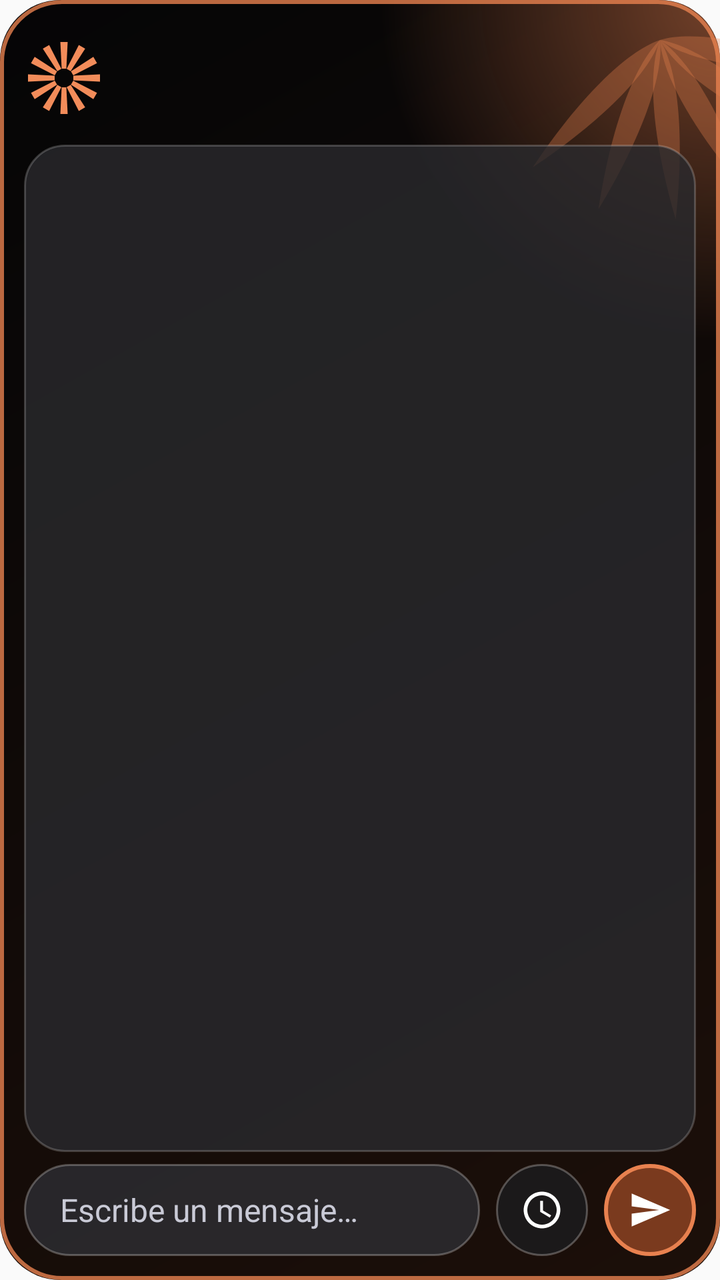
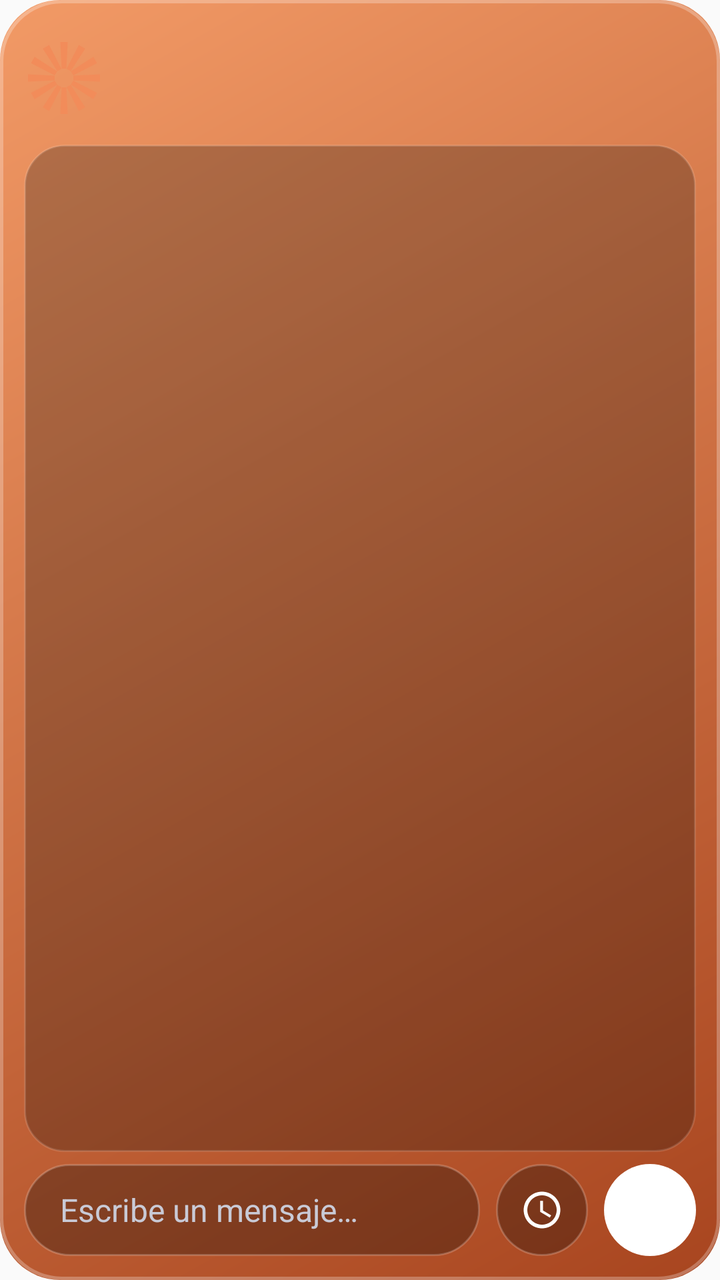

Screens rendered from an Android XML layout before and after an edit, with the pre-edit source and the edit as a unified diff.
<!-- AndroidManifest.xml: application theme AppTheme -->
<!-- res/layout/widget_claude.xml -->
<?xml version="1.0" encoding="utf-8"?>
<FrameLayout xmlns:android="http://schemas.android.com/apk/res/android"
    android:id="@+id/w_root"
    android:layout_width="match_parent"
    android:layout_height="match_parent"
    android:background="@drawable/claude_bg">

    <ImageView
        android:layout_width="130dp"
        android:layout_height="110dp"
        android:layout_gravity="top|end"
        android:scaleType="fitXY"
        android:src="@drawable/claude_flower" />

    <LinearLayout
        android:layout_width="match_parent"
        android:layout_height="match_parent"
        android:orientation="vertical"
        android:padding="12dp">

        <LinearLayout
            android:layout_width="match_parent"
            android:layout_height="wrap_content"
            android:gravity="center_vertical"
            android:orientation="horizontal">

            <ImageView
                android:id="@+id/w_icon"
                android:layout_width="40dp"
                android:layout_height="40dp"
                android:scaleType="fitCenter"
                android:src="@drawable/ic_claude_star" />

            <LinearLayout
                android:layout_width="0dp"
                android:layout_height="wrap_content"
                android:layout_marginStart="12dp"
                android:layout_weight="1"
                android:orientation="vertical">

                <TextView
                    android:id="@+id/w_title"
                    android:layout_width="match_parent"
                    android:layout_height="wrap_content"
                    android:ellipsize="end"
                    android:fontFamily="serif"
                    android:maxLines="1"
                    android:textColor="#FFFFFFFF"
                    android:textSize="26sp"
                    android:textStyle="bold" />

                <TextView
                    android:id="@+id/w_sub"
                    android:layout_width="match_parent"
                    android:layout_height="wrap_content"
                    android:ellipsize="end"
                    android:maxLines="1"
                    android:textColor="#FFA9A9B3"
                    android:textSize="14sp" />
            </LinearLayout>
        </LinearLayout>

        <TextView
            android:id="@+id/w_box"
            android:layout_width="match_parent"
            android:layout_height="0dp"
            android:layout_marginTop="6dp"
            android:layout_marginBottom="6dp"
            android:layout_weight="1"
            android:background="@drawable/claude_box"
            android:ellipsize="end"
            android:gravity="center_vertical"
            android:maxLines="3"
            android:padding="12dp"
            android:textColor="#FFFFFFFF"
            android:textSize="15sp" />

        <LinearLayout
            android:layout_width="match_parent"
            android:layout_height="46dp"
            android:orientation="horizontal">

            <TextView
                android:id="@+id/w_bar"
                android:layout_width="0dp"
                android:layout_height="match_parent"
                android:layout_weight="1"
                android:background="@drawable/claude_bar"
                android:gravity="center_vertical"
                android:paddingStart="18dp"
                android:paddingEnd="18dp"
                android:text="Escribe un mensaje…"
                android:textColor="#FFC9CAD6"
                android:textSize="16sp" />

            <ImageButton
                android:id="@+id/w_clock"
                android:layout_width="46dp"
                android:layout_height="46dp"
                android:layout_marginStart="8dp"
                android:background="@drawable/claude_btn_clock"
                android:contentDescription="Programar"
                android:padding="12dp"
                android:scaleType="fitCenter"
                android:src="@drawable/ic_clock" />

            <ImageButton
                android:id="@+id/w_send"
                android:layout_width="46dp"
                android:layout_height="46dp"
                android:layout_marginStart="8dp"
                android:background="@drawable/claude_btn_send"
                android:contentDescription="Enviar"
                android:padding="12dp"
                android:scaleType="fitCenter"
                android:src="@drawable/ic_send" />
        </LinearLayout>
    </LinearLayout>
</FrameLayout>
<!-- resources referenced by this layout -->
<resources>
  <!-- drawable claude_bar (drawable) -->
  <?xml version="1.0" encoding="utf-8"?>
  <shape xmlns:android="http://schemas.android.com/apk/res/android" android:shape="rectangle">
      <solid android:color="#CC2E2E33" />
      <stroke android:width="1dp" android:color="#44FFFFFF" />
      <corners android:radius="28dp" />
  </shape>
  <!-- drawable claude_bg (drawable) -->
  <?xml version="1.0" encoding="utf-8"?>
  <layer-list xmlns:android="http://schemas.android.com/apk/res/android">
      <item>
          <shape android:shape="rectangle">
              <gradient
                  android:angle="315"
                  android:endColor="#FF1C0F09"
                  android:startColor="#FF050506" />
              <corners android:radius="30dp" />
          </shape>
      </item>
      <item>
          <shape android:shape="rectangle">
              <gradient
                  android:centerX="1"
                  android:centerY="0"
                  android:endColor="#00E8814F"
                  android:gradientRadius="170dp"
                  android:startColor="#77E8814F"
                  android:type="radial" />
              <corners android:radius="30dp" />
          </shape>
      </item>
      <item>
          <shape android:shape="rectangle">
              <stroke
                  android:width="2dp"
                  android:color="#CCE8814F" />
              <corners android:radius="30dp" />
          </shape>
      </item>
  </layer-list>
  <!-- drawable claude_box (drawable) -->
  <?xml version="1.0" encoding="utf-8"?>
  <shape xmlns:android="http://schemas.android.com/apk/res/android" android:shape="rectangle">
      <solid android:color="#CC2A2A2E" />
      <stroke android:width="1dp" android:color="#33FFFFFF" />
      <corners android:radius="20dp" />
  </shape>
  <!-- drawable claude_btn_clock (drawable) -->
  <?xml version="1.0" encoding="utf-8"?>
  <shape xmlns:android="http://schemas.android.com/apk/res/android" android:shape="oval">
      <solid android:color="#CC1C1C1F" />
      <stroke android:width="1dp" android:color="#44FFFFFF" />
  </shape>
  <!-- drawable claude_btn_send (drawable) -->
  <?xml version="1.0" encoding="utf-8"?>
  <shape xmlns:android="http://schemas.android.com/apk/res/android" android:shape="oval">
      <solid android:color="#FF7A3A1E" />
      <stroke android:width="2dp" android:color="#FFE8814F" />
  </shape>
  <!-- drawable claude_flower (drawable) -->
  <?xml version="1.0" encoding="utf-8"?>
  <vector xmlns:android="http://schemas.android.com/apk/res/android"
      android:width="130dp"
      android:height="110dp"
      android:viewportWidth="130"
      android:viewportHeight="110">
      <group android:pivotX="100" android:pivotY="20" android:rotation="100">
          <path android:fillColor="#55E8814F" android:pathData="M100,20 C92,4 92,-30 100,-70 C108,-30 108,4 100,20 Z" />
      </group>
      <group android:pivotX="100" android:pivotY="20" android:rotation="125">
          <path android:fillColor="#55E8814F" android:pathData="M100,20 C92,4 92,-30 100,-70 C108,-30 108,4 100,20 Z" />
      </group>
      <group android:pivotX="100" android:pivotY="20" android:rotation="150">
          <path android:fillColor="#55E8814F" android:pathData="M100,20 C92,4 92,-30 100,-70 C108,-30 108,4 100,20 Z" />
      </group>
      <group android:pivotX="100" android:pivotY="20" android:rotation="175">
          <path android:fillColor="#55E8814F" android:pathData="M100,20 C92,4 92,-30 100,-70 C108,-30 108,4 100,20 Z" />
      </group>
      <group android:pivotX="100" android:pivotY="20" android:rotation="200">
          <path android:fillColor="#55E8814F" android:pathData="M100,20 C92,4 92,-30 100,-70 C108,-30 108,4 100,20 Z" />
      </group>
      <group android:pivotX="100" android:pivotY="20" android:rotation="225">
          <path android:fillColor="#55E8814F" android:pathData="M100,20 C92,4 92,-30 100,-70 C108,-30 108,4 100,20 Z" />
      </group>
  </vector>
  <style name="AppTheme" parent="@android:style/Theme.Material.Light.NoActionBar" />
  <!-- unchanged entries left out for length: 3 -->
</resources>

<!-- the commit's change to res/layout/widget_claude.xml (unified diff, before → after) -->
@@ -4,13 +4,6 @@
     android:layout_width="match_parent"
     android:layout_height="match_parent"
     android:background="@drawable/claude_bg">
-
-    <ImageView
-        android:layout_width="130dp"
-        android:layout_height="110dp"
-        android:layout_gravity="top|end"
-        android:scaleType="fitXY"
-        android:src="@drawable/claude_flower" />
 
     <LinearLayout
         android:layout_width="match_parent"
<!-- resource entries referenced after the edit -->
@@ -3,8 +3,8 @@
   <!-- drawable claude_bar (drawable) -->
   <?xml version="1.0" encoding="utf-8"?>
   <shape xmlns:android="http://schemas.android.com/apk/res/android" android:shape="rectangle">
-      <solid android:color="#CC2E2E33" />
-      <stroke android:width="1dp" android:color="#44FFFFFF" />
+      <solid android:color="#4D000000" />
+      <stroke android:width="1dp" android:color="#33FFFFFF" />
       <corners android:radius="28dp" />
   </shape>
   <!-- drawable claude_bg (drawable) -->
@@ -12,30 +12,13 @@
   <layer-list xmlns:android="http://schemas.android.com/apk/res/android">
       <item>
           <shape android:shape="rectangle">
-              <gradient
-                  android:angle="315"
-                  android:endColor="#FF1C0F09"
-                  android:startColor="#FF050506" />
+              <gradient android:angle="315" android:endColor="#FFA8451F" android:startColor="#FFF29A66" />
               <corners android:radius="30dp" />
           </shape>
       </item>
       <item>
           <shape android:shape="rectangle">
-              <gradient
-                  android:centerX="1"
-                  android:centerY="0"
-                  android:endColor="#00E8814F"
-                  android:gradientRadius="170dp"
-                  android:startColor="#77E8814F"
-                  android:type="radial" />
-              <corners android:radius="30dp" />
-          </shape>
-      </item>
-      <item>
-          <shape android:shape="rectangle">
-              <stroke
-                  android:width="2dp"
-                  android:color="#CCE8814F" />
+              <stroke android:width="1.5dp" android:color="#44FFFFFF" />
               <corners android:radius="30dp" />
           </shape>
       </item>
@@ -43,48 +26,21 @@
   <!-- drawable claude_box (drawable) -->
   <?xml version="1.0" encoding="utf-8"?>
   <shape xmlns:android="http://schemas.android.com/apk/res/android" android:shape="rectangle">
-      <solid android:color="#CC2A2A2E" />
-      <stroke android:width="1dp" android:color="#33FFFFFF" />
+      <solid android:color="#40000000" />
+      <stroke android:width="1dp" android:color="#22FFFFFF" />
       <corners android:radius="20dp" />
   </shape>
   <!-- drawable claude_btn_clock (drawable) -->
   <?xml version="1.0" encoding="utf-8"?>
   <shape xmlns:android="http://schemas.android.com/apk/res/android" android:shape="oval">
-      <solid android:color="#CC1C1C1F" />
-      <stroke android:width="1dp" android:color="#44FFFFFF" />
+      <solid android:color="#4D000000" />
+      <stroke android:width="1dp" android:color="#33FFFFFF" />
   </shape>
   <!-- drawable claude_btn_send (drawable) -->
   <?xml version="1.0" encoding="utf-8"?>
   <shape xmlns:android="http://schemas.android.com/apk/res/android" android:shape="oval">
-      <solid android:color="#FF7A3A1E" />
-      <stroke android:width="2dp" android:color="#FFE8814F" />
+      <solid android:color="#FFFFFFFF" />
   </shape>
-  <!-- drawable claude_flower (drawable) -->
-  <?xml version="1.0" encoding="utf-8"?>
-  <vector xmlns:android="http://schemas.android.com/apk/res/android"
-      android:width="130dp"
-      android:height="110dp"
-      android:viewportWidth="130"
-      android:viewportHeight="110">
-      <group android:pivotX="100" android:pivotY="20" android:rotation="100">
-          <path android:fillColor="#55E8814F" android:pathData="M100,20 C92,4 92,-30 100,-70 C108,-30 108,4 100,20 Z" />
-      </group>
-      <group android:pivotX="100" android:pivotY="20" android:rotation="125">
-          <path android:fillColor="#55E8814F" android:pathData="M100,20 C92,4 92,-30 100,-70 C108,-30 108,4 100,20 Z" />
-      </group>
-      <group android:pivotX="100" android:pivotY="20" android:rotation="150">
-          <path android:fillColor="#55E8814F" android:pathData="M100,20 C92,4 92,-30 100,-70 C108,-30 108,4 100,20 Z" />
-      </group>
-      <group android:pivotX="100" android:pivotY="20" android:rotation="175">
-          <path android:fillColor="#55E8814F" android:pathData="M100,20 C92,4 92,-30 100,-70 C108,-30 108,4 100,20 Z" />
-      </group>
-      <group android:pivotX="100" android:pivotY="20" android:rotation="200">
-          <path android:fillColor="#55E8814F" android:pathData="M100,20 C92,4 92,-30 100,-70 C108,-30 108,4 100,20 Z" />
-      </group>
-      <group android:pivotX="100" android:pivotY="20" android:rotation="225">
-          <path android:fillColor="#55E8814F" android:pathData="M100,20 C92,4 92,-30 100,-70 C108,-30 108,4 100,20 Z" />
-      </group>
-  </vector>
   <style name="AppTheme" parent="@android:style/Theme.Material.Light.NoActionBar" />
   <!-- unchanged entries left out for length: 3 -->
 </resources>
